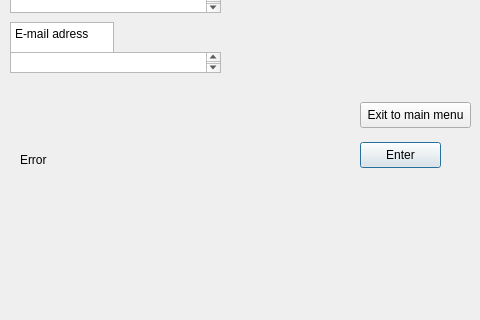
The window that Machinist_creator.ui (Simlebo/Project_3BM) describes before a commit, drawn with Qt 5; both pictures show x 0 to 480 and y 108 to 428 of the 480 by 640 pixel window.
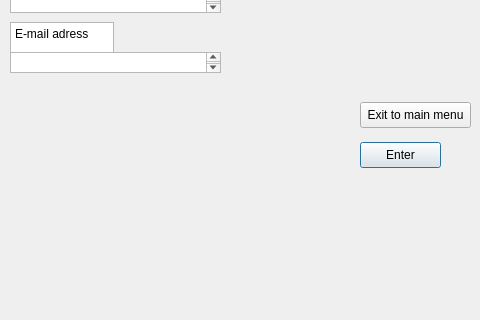
The same window after the commit.

Commit message: presque fini

Patch:
```diff
--- a/Machinist_creator.ui
+++ b/Machinist_creator.ui
@@ -78,19 +78,6 @@
     </rect>
    </property>
   </widget>
-  <widget class="QLabel" name="label">
-   <property name="geometry">
-    <rect>
-     <x>20</x>
-     <y>260</y>
-     <width>49</width>
-     <height>16</height>
-    </rect>
-   </property>
-   <property name="text">
-    <string>Error</string>
-   </property>
-  </widget>
   <widget class="QPushButton" name="Enter">
    <property name="geometry">
     <rect>
```
The commit also changes 2 other files.
